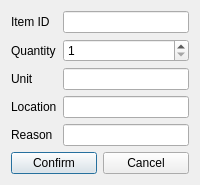
Old version of the form src/ui/dialogs/outbound_dialog.ui in the repository Hyunseung-Nam/Micro_ERP.
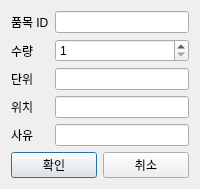
New version of the form.

```diff
--- a/src/ui/dialogs/outbound_dialog.ui
+++ b/src/ui/dialogs/outbound_dialog.ui
@@ -11,7 +11,7 @@
      <item row="0" column="0">
       <widget class="QLabel" name="itemIdLabel">
        <property name="text">
-        <string>Item ID</string>
+        <string>품목 ID</string>
        </property>
       </widget>
      </item>
@@ -21,7 +21,7 @@
      <item row="1" column="0">
       <widget class="QLabel" name="quantityLabel">
        <property name="text">
-        <string>Quantity</string>
+        <string>수량</string>
        </property>
       </widget>
      </item>
@@ -38,7 +38,7 @@
      <item row="2" column="0">
       <widget class="QLabel" name="unitLabel">
        <property name="text">
-        <string>Unit</string>
+        <string>단위</string>
        </property>
       </widget>
      </item>
@@ -48,7 +48,7 @@
      <item row="3" column="0">
       <widget class="QLabel" name="locationLabel">
        <property name="text">
-        <string>Location</string>
+        <string>위치</string>
        </property>
       </widget>
      </item>
@@ -58,7 +58,7 @@
      <item row="4" column="0">
       <widget class="QLabel" name="reasonLabel">
        <property name="text">
-        <string>Reason</string>
+        <string>사유</string>
        </property>
       </widget>
      </item>
@@ -72,14 +72,14 @@
      <item>
       <widget class="QPushButton" name="confirmButton">
        <property name="text">
-        <string>Confirm</string>
+        <string>확인</string>
        </property>
       </widget>
      </item>
      <item>
       <widget class="QPushButton" name="cancelButton">
        <property name="text">
-        <string>Cancel</string>
+        <string>취소</string>
        </property>
       </widget>
      </item>
```
Left out of the diff: 2 changed lines with no effect on the pictures.
